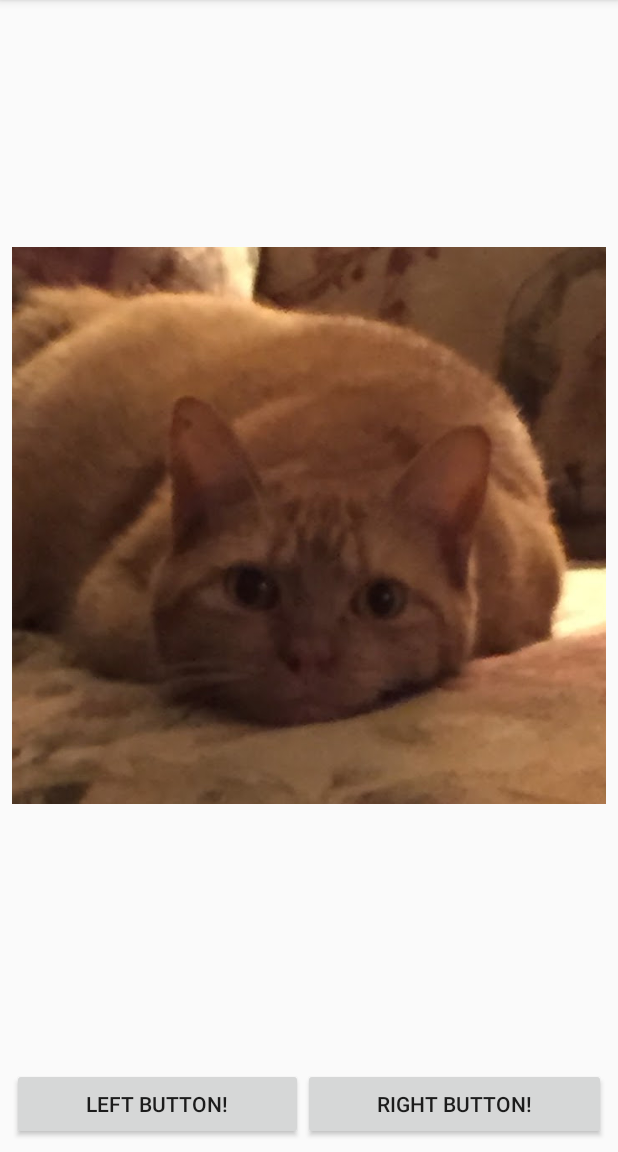
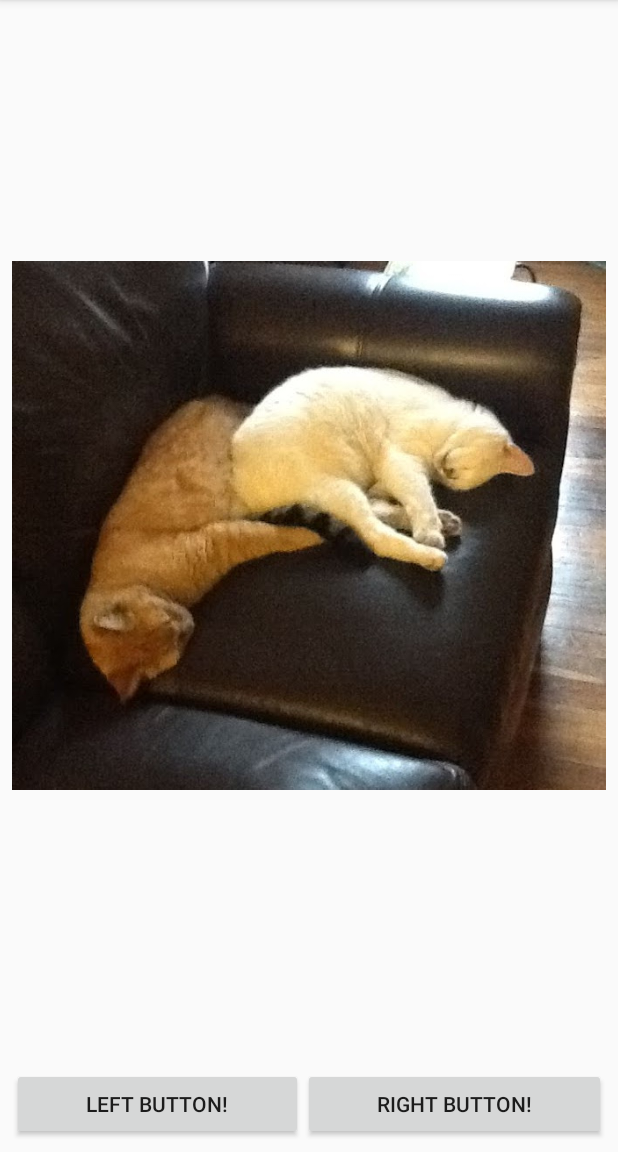
Before and after one commit to duffyevan/CS4518_Project1, an Android app: the screen it shows after launch (MainActivity), after a tap on "LEFT BUTTON!", on a phone screen of 412 x 824 dp, the part 84-1236 px from its top. Run offline under Robolectric (Android 15) with nearby library versions, the phone set to English and light mode, and no system bars.

Commit message:
Buttons Now Allow Switching Between Some Of The Images

```diff
--- a/app/src/main/java/com/evan/guitutorial/MainActivity.java
+++ b/app/src/main/java/com/evan/guitutorial/MainActivity.java
@@ -11,6 +11,7 @@ import java.io.IOException;
 import java.io.InputStream;
 
 public class MainActivity extends AppCompatActivity {
+    ImageView kittenView;
 
     @Override
     protected void onCreate(Bundle savedInstanceState) {
@@ -24,7 +25,7 @@ public class MainActivity extends AppCompatActivity {
     }
 
     private void setupImages() throws IOException {
-        ImageView kittenView = findViewById(R.id.kittenView);
+        kittenView = findViewById(R.id.kittenView);
         this.setImageViewDrawableFromPath(kittenView, "KittenPictures/Fran.JPG");
     }
 
@@ -37,10 +38,20 @@ public class MainActivity extends AppCompatActivity {
     public void onLeftButtonPressed(View v){
         Toast toast = Toast.makeText(getApplicationContext(), "Thanks For Pressing The Left Button!", Toast.LENGTH_SHORT);
         toast.show();
+        try {
+            this.setImageViewDrawableFromPath(kittenView, "KittenPictures/Orange_And_Frosting.JPG");
+        } catch (IOException e) {
+            e.printStackTrace();
+        }
     }
 
     public void onRightButtonPressed(View v){
         Toast toast = Toast.makeText(getApplicationContext(), "Thanks For Pressing The Right Button!", Toast.LENGTH_SHORT);
         toast.show();
+        try {
+            this.setImageViewDrawableFromPath(kittenView, "KittenPictures/Frosting.JPG");
+        } catch (IOException e) {
+            e.printStackTrace();
+        }
     }
 }
```
